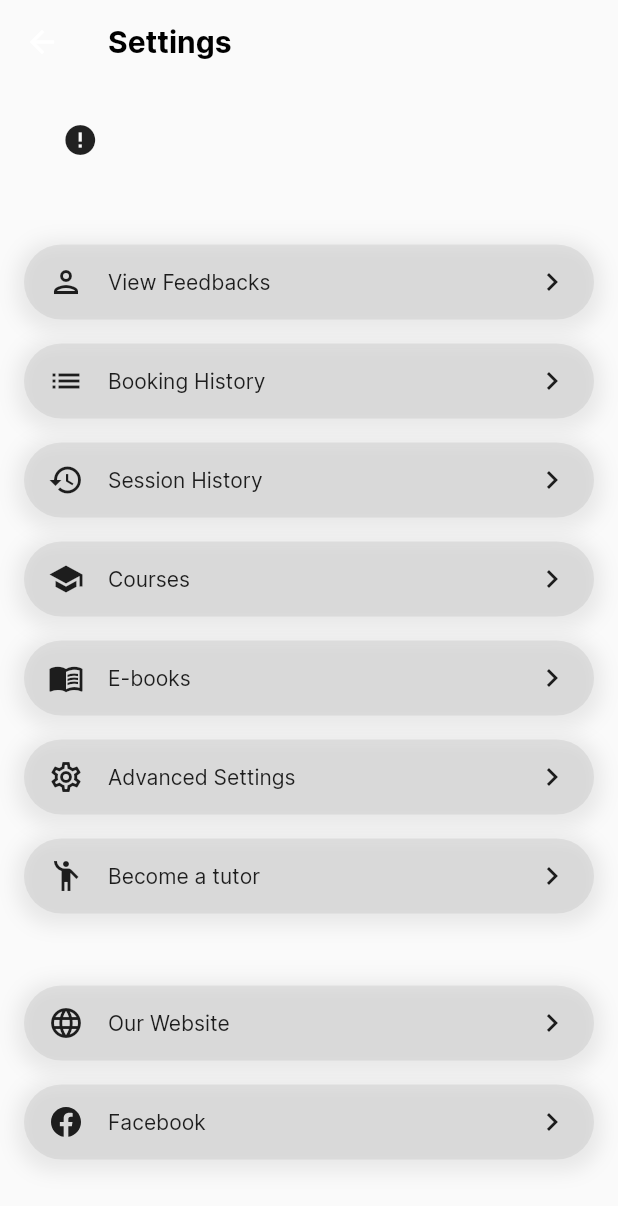
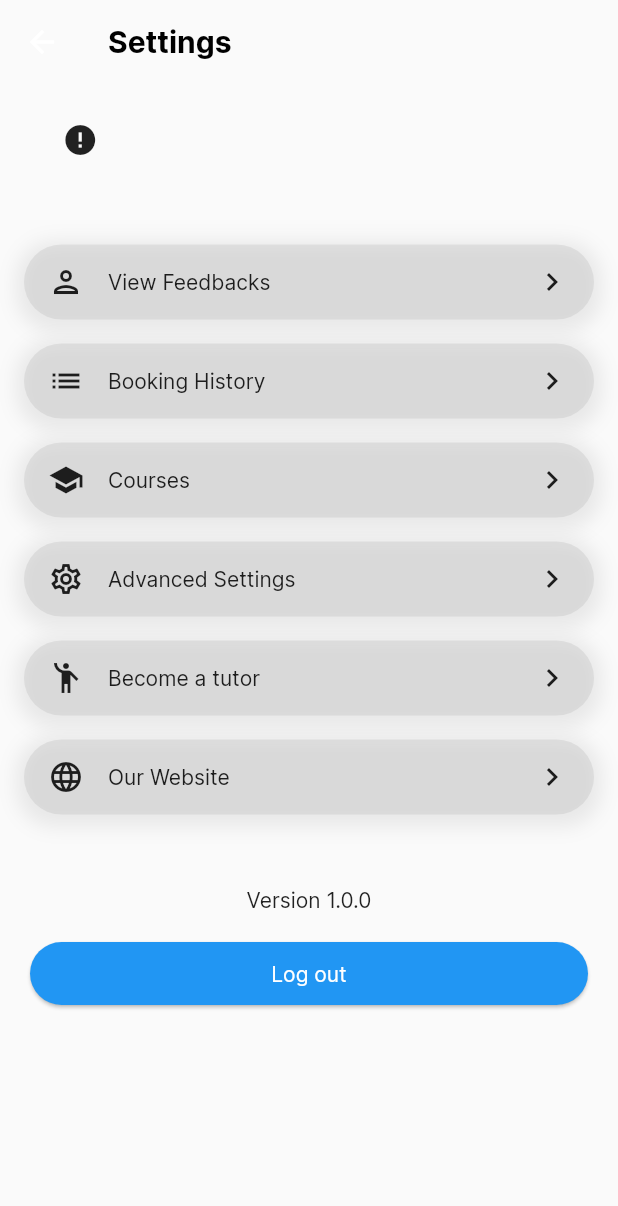
Before and after one commit to dainghia-tran/LetTutor, a Flutter app: the SettingsPage screen opened directly, on a phone screen of 412 x 824 dp. Shown: the top 1206 px of the screen. Run offline on Flutter 3.47's test engine with Material 2 defaults, Android fonts, the phone set to English and light mode, and no system bars; drawn by our look-alikes of cached_network_image; our stand-ins replace country_code_picker, dio, dotted_border, email_validator, flutter_boxicons, flutter_svg and 6 more; accounts and stored records are empty; network calls fail; project files that could hold a hidden picture were left out.

Commit message:
Delete uneccessary things

```diff
--- a/lib/models/user.dart
+++ b/lib/models/user.dart
@@ -14,7 +14,6 @@ class User {
   String? avatar;
   String? country;
   String? phone;
-  @JsonKey(nullable: true)
   List<String>? roles;
   String? language;
   String? birthday;
@@ -25,7 +24,6 @@ class User {
   bool? isPhoneActivated;
   DateTime? createdAt;
   DateTime? updatedAt;
-  @JsonKey(nullable: true)
   List<Feedback>? feedbacks;
   Tutor? tutorInfo;
   User();
--- a/lib/pages/main_page/settings_page/settings_page.dart
+++ b/lib/pages/main_page/settings_page/settings_page.dart
@@ -112,27 +112,9 @@ class _SettingsPageState extends State<SettingsPage>
                   padding: const EdgeInsets.only(top: 16),
                   child: GestureDetector(
                     onTap: () => Navigator.of(context).push(MaterialPageRoute(
-                        builder: (context) => const SessionHistoryPage())),
-                    child: const SettingItem(
-                        text: 'Session History', iconData: Icons.history),
-                  ),
-                ),
-                Padding(
-                  padding: const EdgeInsets.only(top: 16),
-                  child: GestureDetector(
-                    onTap: () => Navigator.of(context).push(MaterialPageRoute(
                         builder: (context) => const CoursesPage())),
                     child: const SettingItem(
                         text: 'Courses', iconData: Icons.school),
-                  ),
-                ),
-                Padding(
-                  padding: const EdgeInsets.only(top: 16),
-                  child: GestureDetector(
-                    onTap: () => Navigator.of(context).push(MaterialPageRoute(
-                        builder: (context) => const EBooksPage())),
-                    child: const SettingItem(
-                        text: 'E-books', iconData: Icons.menu_book),
                   ),
                 ),
                 Padding(
@@ -153,18 +135,10 @@ class _SettingsPageState extends State<SettingsPage>
                           text: 'Become a tutor',
                           iconData: Icons.emoji_people)),
                 ),
-                const SizedBox(
-                  height: 32,
-                ),
                 const Padding(
                   padding: EdgeInsets.only(top: 16),
                   child: SettingItem(
                       text: 'Our Website', iconData: Icons.language),
-                ),
-                const Padding(
-                  padding: EdgeInsets.only(top: 16),
-                  child: SettingItem(
-                      text: 'Facebook', iconData: Boxicons.bxl_facebook_circle),
                 ),
                 const SizedBox(
                   height: 48,
--- a/lib/pages/main_page/tutors_page/tutors_page.dart
+++ b/lib/pages/main_page/tutors_page/tutors_page.dart
@@ -82,7 +82,7 @@ class _TutorsPageState extends State<TutorsPage> {
             ),
             Expanded(
               child: SingleChildScrollView(
-                child: StreamBuilder<List>(
+                child: StreamBuilder<List?>(
                   builder: (context, snapshot) {
                     if (snapshot.hasError) {
                       return Text('Error: ${snapshot.error}');
@@ -105,6 +105,7 @@ class _TutorsPageState extends State<TutorsPage> {
                                     );
                                     tutorsBloc.getTutors();
                                   },
+                                  needReload: () => tutorsBloc.getTutors(),
                                 ),
                               ),
                             )
```
Also changed, not shown: lib/pages/main_page/home_page/home_page.dart (+5 -2 lines), lib/pages/main_page/tutors_page/tutors_page_bloc.dart (+8 -7 lines), lib/widgets/tutor_card.dart (+10 -4 lines).
